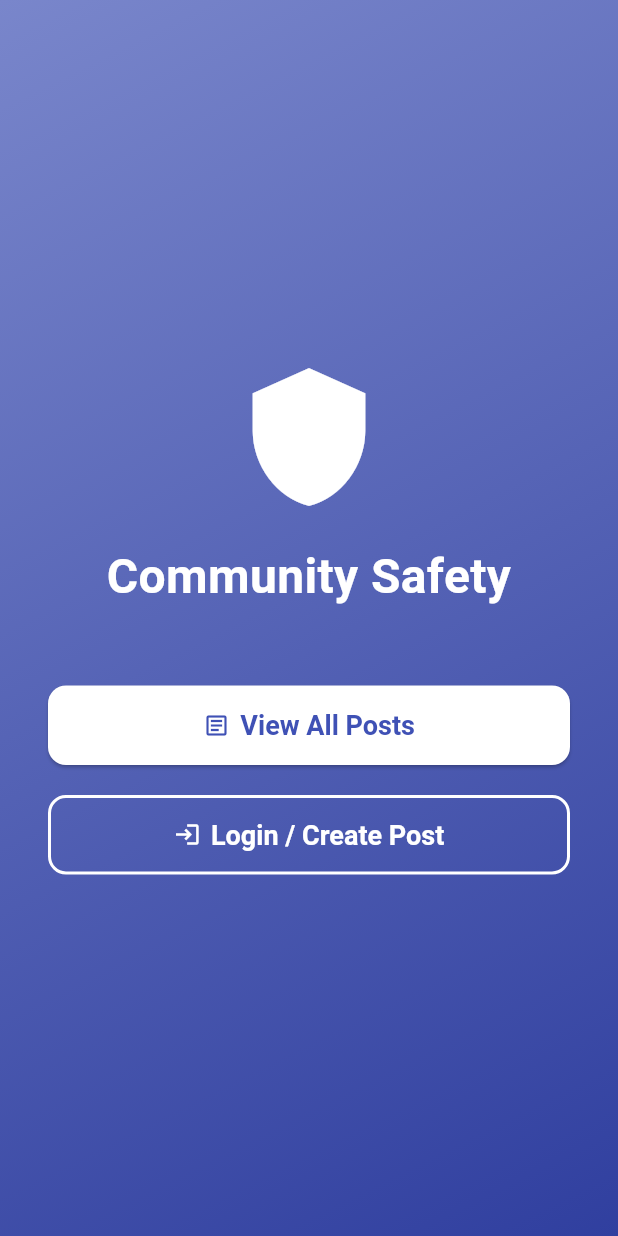
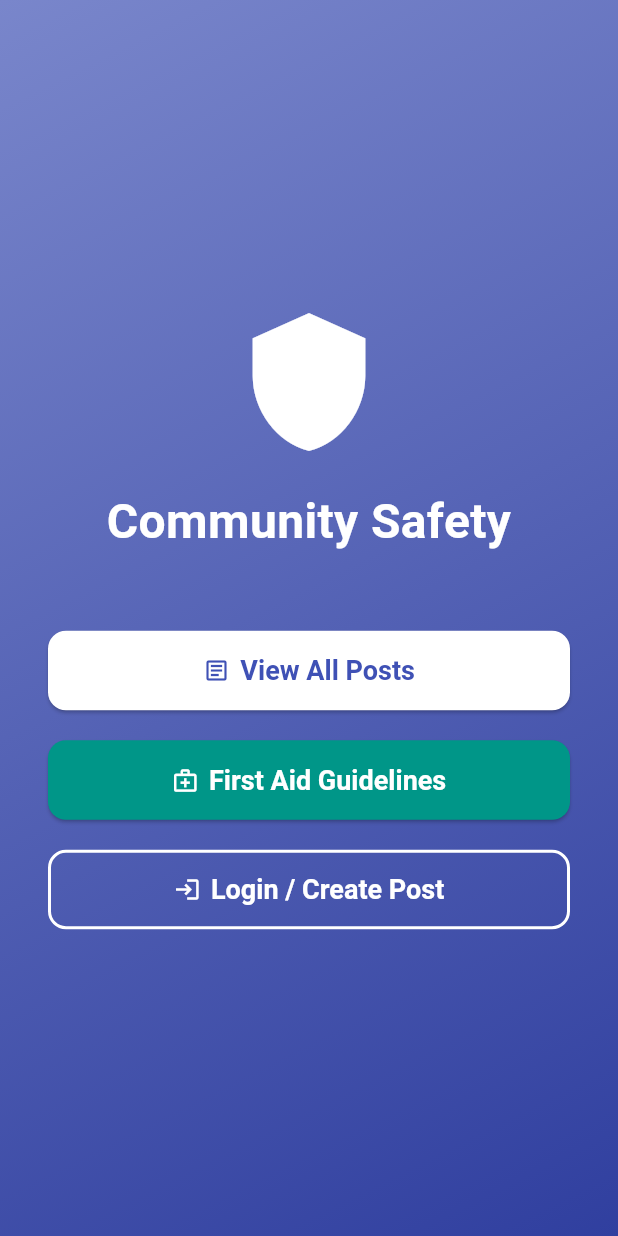
Before and after one commit to Sazidul0/WarAware, a Flutter app: the screen it shows after launch, on a phone screen of 412 x 824 dp. Run offline on Flutter 3.47's test engine with Material 3 defaults, Android fonts, the phone set to English and light mode, and no system bars; our stand-ins replace geolocator, image_picker, sqflite; accounts and stored records are empty.

Commit message:
First AID Guideline

```diff
--- a/lib/main.dart
+++ b/lib/main.dart
@@ -3,6 +3,8 @@ import 'package:provider/provider.dart';
 import '../viewmodels/auth_viewmodel.dart';
 import '../viewmodels/post_viewmodel.dart';
 import '../views/welcome_screen.dart';
+import './viewmodels/first_aid_viewmodel.dart';
+
 
 void main() {
   // Ensure that Flutter bindings are initialized before using plugins.
@@ -16,10 +18,14 @@ class MyApp extends StatelessWidget {
   @override
   Widget build(BuildContext context) {
     return MultiProvider(
-      // These providers make your ViewModels available to the entire widget tree
+      // This list holds all your "global" ViewModels, making them
+      // accessible to any screen in your app.
       providers: [
         ChangeNotifierProvider(create: (_) => AuthViewModel()),
         ChangeNotifierProvider(create: (_) => PostViewModel()),
+        // --- 2. ADD THIS LINE ---
+        // This makes FirstAidViewModel available to FirstAidScreen.
+        ChangeNotifierProvider(create: (_) => FirstAidViewModel()),
       ],
       child: MaterialApp(
         title: 'Community Safety App',
--- a/lib/viewmodels/first_aid_viewmodel.dart
+++ b/lib/viewmodels/first_aid_viewmodel.dart
@@ -1,6 +1,7 @@
 import 'package:flutter/material.dart';
+import 'package:flutter/services.dart';
 import '../models/first_aid_guideline_model.dart';
-import '../services/database_helper.dart';
+import 'dart:convert';
 
 class FirstAidViewModel extends ChangeNotifier {
   List<FirstAidGuideline> _guidelines = [];
@@ -12,16 +13,26 @@ class FirstAidViewModel extends ChangeNotifier {
   String? get errorMessage => _errorMessage;
 
   FirstAidViewModel() {
+    // Fetch the guidelines when the ViewModel is created.
     fetchGuidelines();
   }
 
+  // This method now fetches data from the JSON file.
   Future<void> fetchGuidelines() async {
     _isLoading = true;
     _errorMessage = null;
     notifyListeners();
 
     try {
-      _guidelines = await DatabaseHelper.instance.getAllGuidelines();
+      // 1. Load the JSON file from assets as a string.
+      final String response = await rootBundle.loadString('assets/guidelines.json');
+
+      // 2. Decode the JSON string into a Dart List.
+      final data = await json.decode(response) as List;
+
+      // 3. Map the List of dynamic objects to a List of FirstAidGuideline models.
+      _guidelines = data.map((item) => FirstAidGuideline.fromMap(item)).toList();
+
     } catch (e) {
       _errorMessage = 'Failed to load guidelines: $e';
     } finally {
@@ -29,6 +40,4 @@ class FirstAidViewModel extends ChangeNotifier {
       notifyListeners();
     }
   }
-
-// Add methods for add/update/delete if needed
 }
--- a/lib/views/welcome_screen.dart
+++ b/lib/views/welcome_screen.dart
@@ -3,6 +3,9 @@ import 'package:provider/provider.dart';
 import '../viewmodels/auth_viewmodel.dart';
 import '../views/auth/login_screen.dart';
 import './home/post_list_screen.dart';
+
+import './home/first_aid_screen.dart'; // <-- Import the new screen
+import './home/create_post_screen.dart'; // <-- Import create post screen
 
 class WelcomeScreen extends StatelessWidget {
   const WelcomeScreen({super.key});
@@ -58,6 +61,23 @@ class WelcomeScreen extends StatelessWidget {
                   },
                 ),
                 const SizedBox(height: 20),
+                // --- NEW: First Aid Guidelines Button ---
+                ElevatedButton.icon(
+                  icon: const Icon(Icons.medical_services_outlined),
+                  label: const Text('First Aid Guidelines'),
+                  style: ElevatedButton.styleFrom(
+                    backgroundColor: Colors.teal, // A different color to stand out
+                    foregroundColor: Colors.white,
+                    padding: const EdgeInsets.symmetric(vertical: 16),
+                    textStyle: const TextStyle(fontSize: 18, fontWeight: FontWeight.w600),
+                  ),
+                  onPressed: () {
+                    Navigator.of(context).push(
+                      MaterialPageRoute(builder: (_) => const FirstAidScreen()),
+                    );
+                  },
+                ),
+                const SizedBox(height: 20),
                 // Button to Login or Create a Post
                 OutlinedButton.icon(
                   icon: const Icon(Icons.login),
@@ -70,16 +90,11 @@ class WelcomeScreen extends StatelessWidget {
                     shape: RoundedRectangleBorder(borderRadius: BorderRadius.circular(12)),
                   ),
                   onPressed: () {
-                    // This logic handles whether to show login or go to create post
                     final authViewModel = context.read<AuthViewModel>();
                     if (authViewModel.currentUser != null) {
-                      // Already logged in, so we can skip login
-                      Navigator.of(context).push(MaterialPageRoute(
-                          builder: (_) => const PostListScreen()));
+                      Navigator.of(context).push(MaterialPageRoute(builder: (_) => const CreatePostScreen())); // Go to Create Post
                     } else {
-                      // Not logged in, go to login screen
-                      Navigator.of(context).push(
-                          MaterialPageRoute(builder: (_) => const LoginScreen()));
+                      Navigator.of(context).push(MaterialPageRoute(builder: (_) => const LoginScreen()));
                     }
                   },
                 ),
--- a/pubspec.yaml
+++ b/pubspec.yaml
@@ -94,3 +94,5 @@ flutter:
   #
   # For details regarding fonts from package dependencies,
   # see https://flutter.dev/to/font-from-package
+  assets:
+    - assets/guidelines.json
```
Also changed, not shown: assets/guidelines.json (added, +30 -0 lines), lib/views/home/first_aid_screen.dart (added, +64 -0 lines).
